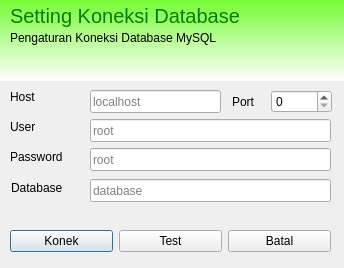
This is sys/databaseconfig/databaseconfig.ui in suciptoid/SiPUS as Qt 5 draws it before an edit. The edited form follows.
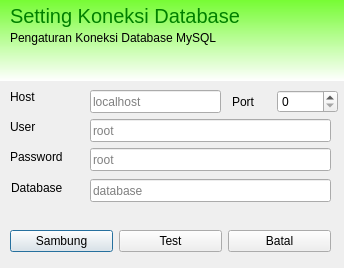
This is the edited form. Icons and pictures are not drawn.

Commit message: Ubah form databaseconfig, set maximized Utama, hide chart

What changed in the file:
```diff
--- a/sys/databaseconfig/databaseconfig.ui
+++ b/sys/databaseconfig/databaseconfig.ui
@@ -119,7 +119,7 @@
     <rect>
      <x>232</x>
      <y>89</y>
-     <width>100</width>
+     <width>106</width>
      <height>26</height>
     </rect>
    </property>
@@ -159,7 +159,7 @@
        <string notr="true"/>
       </property>
       <property name="text">
-       <string>Konek</string>
+       <string>Sambung</string>
       </property>
      </widget>
     </item>
```
The commit also changes 1 other file.
